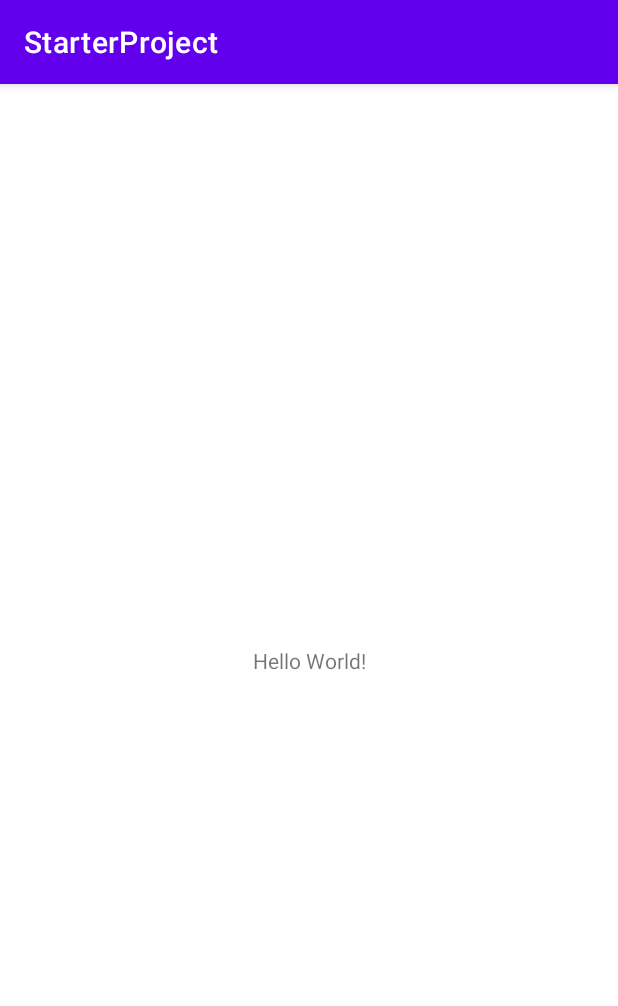
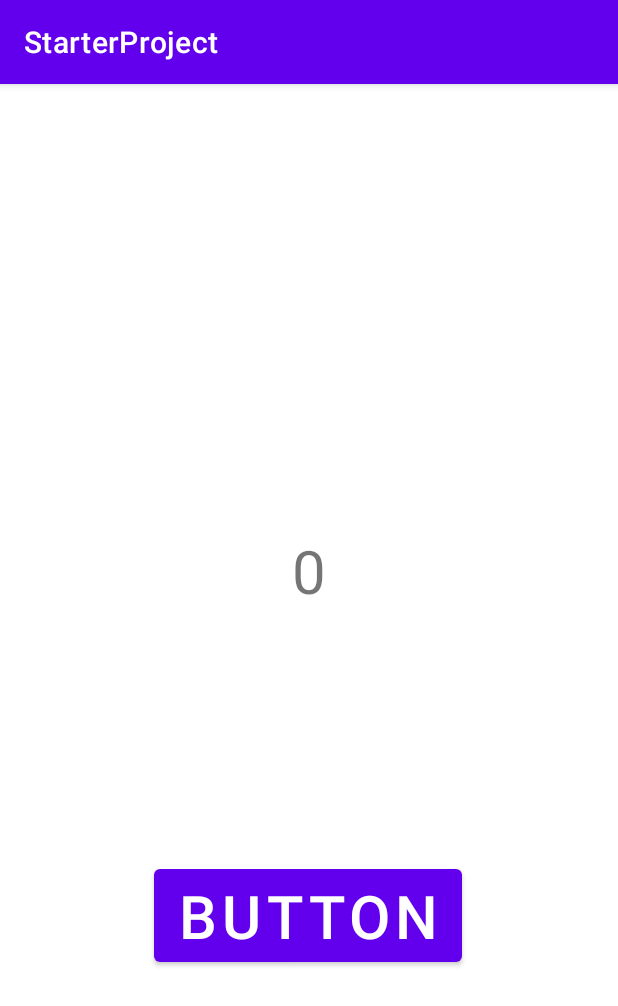
Before and after one commit to Amrajguru/CS-388-Lab1, an Android app: the screen it shows after launch (MainActivity), on a phone screen of 412 x 824 dp. Shown: the top 1006 px of the screen. Run offline under Robolectric (Android 15) with nearby library versions, the phone set to English and light mode, and no system bars.

Commit message:
Lab1 Complete

```diff
--- a/app/src/main/java/com/example/starterproject/MainActivity.kt
+++ b/app/src/main/java/com/example/starterproject/MainActivity.kt
@@ -2,10 +2,27 @@ package com.example.starterproject
 
 import androidx.appcompat.app.AppCompatActivity
 import android.os.Bundle
+import android.widget.Button
+import android.widget.TextView
+import android.widget.Toast
+import org.w3c.dom.Text
+
 
 class MainActivity : AppCompatActivity() {
+
     override fun onCreate(savedInstanceState: Bundle?) {
         super.onCreate(savedInstanceState)
         setContentView(R.layout.activity_main)
+
+        var counter = 0;
+        val button = findViewById<Button>(R.id.button)
+        val textView = findViewById<TextView>(R.id.Valuenumber)
+        textView.text = counter.toString()
+
+        button.setOnClickListener{
+            //Toast.makeText(it.context, "Clicked Button!", Toast.LENGTH_SHORT).show()
+            counter++;
+            textView.text = counter.toString()
+        }
     }
 }
--- a/app/src/main/res/layout/activity_main.xml
+++ b/app/src/main/res/layout/activity_main.xml
@@ -7,12 +7,28 @@
     tools:context=".MainActivity">
 
     <TextView
+        android:id="@+id/Valuenumber"
         android:layout_width="wrap_content"
         android:layout_height="wrap_content"
-        android:text="Hello World!"
+        android:layout_marginBottom="120dp"
+        android:text=" "
+        android:textSize="40sp"
         app:layout_constraintBottom_toBottomOf="parent"
         app:layout_constraintEnd_toEndOf="parent"
         app:layout_constraintStart_toStartOf="parent"
         app:layout_constraintTop_toTopOf="parent" />
 
+    <Button
+        android:id="@+id/button"
+        android:layout_width="wrap_content"
+        android:layout_height="wrap_content"
+        android:text="Button"
+        android:textSize="40sp"
+        app:layout_constraintBottom_toBottomOf="parent"
+        app:layout_constraintEnd_toEndOf="parent"
+        app:layout_constraintHorizontal_bias="0.497"
+        app:layout_constraintStart_toStartOf="parent"
+        app:layout_constraintTop_toBottomOf="@+id/Valuenumber"
+        app:layout_constraintVertical_bias="0.484" />
+
 </androidx.constraintlayout.widget.ConstraintLayout>
```
